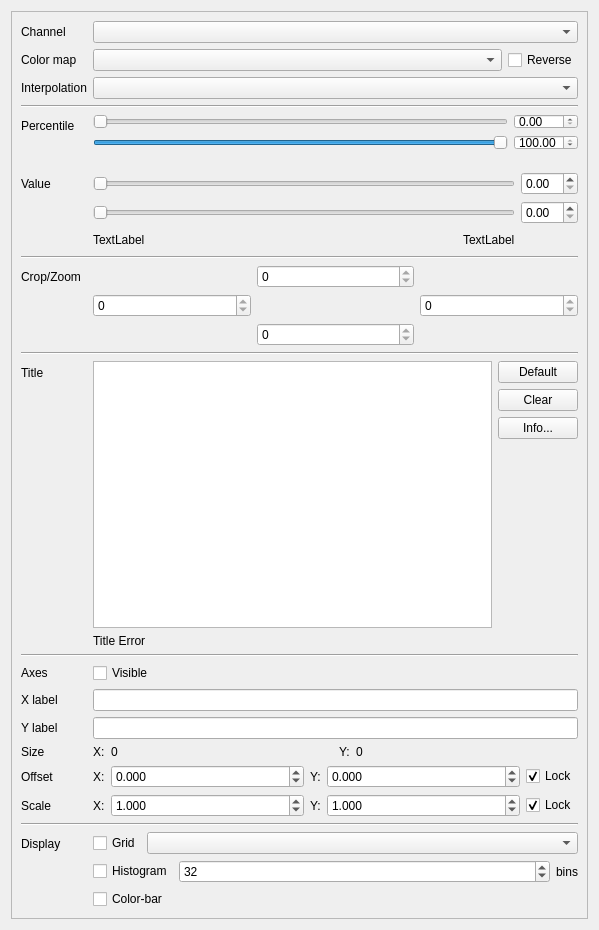
This is rastools/rasviewer/single_layer_window.ui in waveform-computing/rastools as Qt 5 draws it before an edit. The edited form follows.
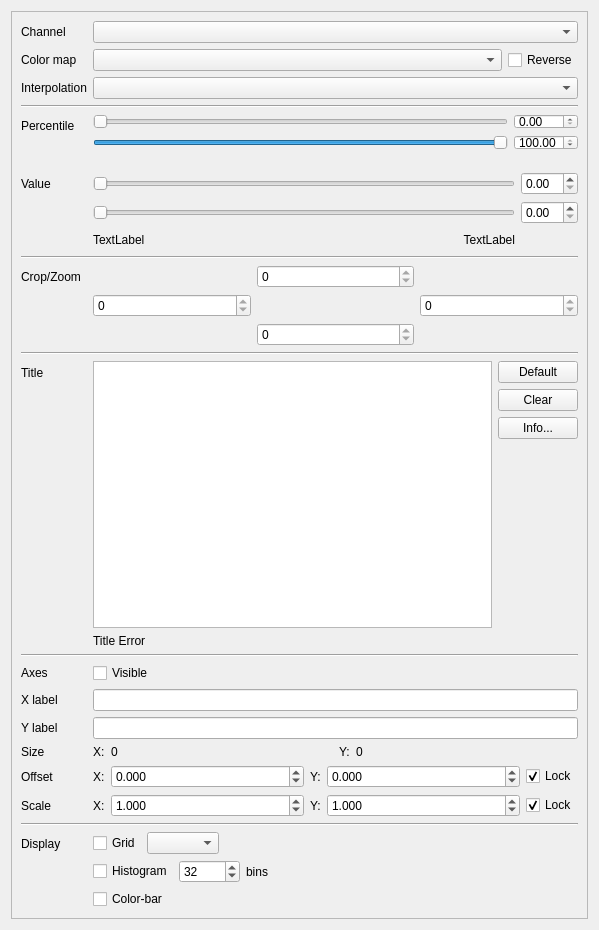
This is the edited form.

Commit message: Added a "Set" button to allow copying of percentiles between tabs in multi-layer view, and fixed #21

```diff
--- a/rastools/rasviewer/single_layer_window.ui
+++ b/rastools/rasviewer/single_layer_window.ui
@@ -241,6 +241,9 @@
             <property name="text">
              <string>TextLabel</string>
             </property>
+            <property name="alignment">
+             <set>Qt::AlignRight|Qt::AlignTrailing|Qt::AlignVCenter</set>
+            </property>
            </widget>
           </item>
           <item row="2" column="0">
@@ -778,6 +781,19 @@
             <item>
              <widget class="QComboBox" name="grid_style_combo"/>
             </item>
+            <item>
+             <spacer name="horizontalSpacer_3">
+              <property name="orientation">
+               <enum>Qt::Horizontal</enum>
+              </property>
+              <property name="sizeHint" stdset="0">
+               <size>
+                <width>40</width>
+                <height>20</height>
+               </size>
+              </property>
+             </spacer>
+            </item>
            </layout>
           </item>
           <item>
@@ -827,6 +843,19 @@
               </property>
              </widget>
             </item>
+            <item>
+             <spacer name="horizontalSpacer">
+              <property name="orientation">
+               <enum>Qt::Horizontal</enum>
+              </property>
+              <property name="sizeHint" stdset="0">
+               <size>
+                <width>40</width>
+                <height>20</height>
+               </size>
+              </property>
+             </spacer>
+            </item>
            </layout>
           </item>
           <item>
```
The commit also changes 4 other files.
